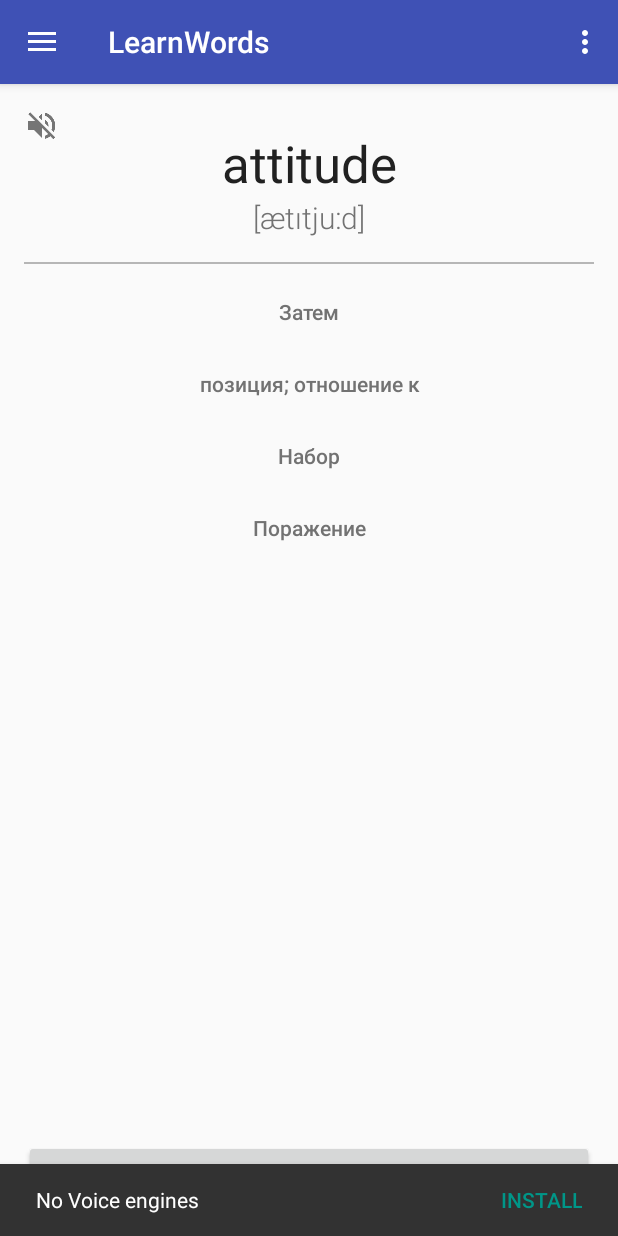
After one commit to tepikin/LearnWordsAndroid, an Android app: the fragment CheckTranslateFragment placed in its activity, on a phone screen of 412 x 824 dp. The commit adds this screen. Run offline under Robolectric (Android 15) with nearby library versions, the phone set to English and light mode, and no system bars.

Commit message:
Check words translate added

```diff
--- a/app/src/main/java/ru/lazard/learnwords/model/Model.java
+++ b/app/src/main/java/ru/lazard/learnwords/model/Model.java
@@ -24,6 +24,7 @@ public class Model {
         return instance;
     }
 
+
     public static <T> List<T> getRandomSubItems(int count, List<T> list) {
         if (list == null) return null;
         if (count <= 0) return new ArrayList<>();
@@ -43,7 +44,10 @@ public class Model {
     }
 
     public Word getRandomWordForLearning() {
-        List<Word> wordsWithStatus = getWordsWithStatus(1);
+        return getRandomWordByStatus(1);
+    }
+    public Word getRandomWordByStatus(int status) {
+        List<Word> wordsWithStatus = getWordsWithStatus(status);
         if (wordsWithStatus.size() <= 0) return null;
         int randomInt = Utils.randomInt(wordsWithStatus.size());
         return wordsWithStatus.get(randomInt);
--- a/app/src/main/java/ru/lazard/learnwords/ui/activities/main/MainActivity.java
+++ b/app/src/main/java/ru/lazard/learnwords/ui/activities/main/MainActivity.java
@@ -17,9 +17,10 @@ import android.view.MenuItem;
 import ru.lazard.learnwords.R;
 import ru.lazard.learnwords.speach.TTS;
 import ru.lazard.learnwords.ui.BaseActivity;
-import ru.lazard.learnwords.ui.fragments.repeat.RepeatWordsFragment;
+import ru.lazard.learnwords.ui.fragments.checkTranslate.CheckTranslateFragment;
 import ru.lazard.learnwords.ui.fragments.learn.LearnFragment;
 import ru.lazard.learnwords.ui.fragments.preferences.SettingsFragment;
+import ru.lazard.learnwords.ui.fragments.repeat.RepeatWordsFragment;
 import ru.lazard.learnwords.ui.fragments.wordsList.WordsListFragment;
 import ru.lazard.learnwords.ui.navigator.BackArrowController;
 import ru.lazard.learnwords.utils.Utils;
@@ -115,6 +116,8 @@ public class MainActivity extends BaseActivity
             addFragment(new LearnFragment(), true);
         } else if (id == R.id.nav_repeatWords) {
             addFragment(new RepeatWordsFragment(), true);
+        } else if (id == R.id.nav_checkTranslate) {
+            addFragment(new CheckTranslateFragment(), true);
         } else if (id == R.id.nav_settings) {
             addFragment(new SettingsFragment(), true);
         } else if (id == R.id.nav_wordsList) {
--- /dev/null
+++ b/app/src/main/java/ru/lazard/learnwords/ui/fragments/checkTranslate/CheckTranslateFragment.java
@@ -0,0 +1,176 @@
+package ru.lazard.learnwords.ui.fragments.checkTranslate;
+
+import android.os.Bundle;
+import android.support.annotation.Nullable;
+import android.support.v4.app.Fragment;
+import android.support.v7.widget.AppCompatButton;
+import android.text.TextUtils;
+import android.view.LayoutInflater;
+import android.view.Menu;
+import android.view.MenuInflater;
+import android.view.View;
+import android.view.ViewGroup;
+import android.widget.ImageView;
+import android.widget.TextView;
+
+import java.util.List;
+
+import ru.lazard.learnwords.R;
+import ru.lazard.learnwords.model.Word;
+import ru.lazard.learnwords.ui.activities.main.MainActivity;
+
+/**
+ * Created by Egor on 02.06.2016.
+ */
+public class CheckTranslateFragment extends Fragment implements View.OnClickListener {
+    public enum State {start, fail}
+
+    private View nextView;
+    private CheckTranslatePresenter presenter;
+    private ImageView soundView;
+    private TextView transcriptionView;
+    private View unknownView;
+    private AppCompatButton[] variantViews;
+    private TextView wordView;
+
+    @Override
+    public void onClick(View v) {
+        if (soundView == v) {
+            presenter.onSoundViewClick();
+        }
+        if (nextView == v) {
+            presenter.onNextViewClick();;
+        }
+        if (unknownView== v) {
+            presenter.onUnknownViewClick();
+        }
+        for (int i = 0; i < variantViews.length; i++) {
+            if (variantViews[i]==v){
+                presenter.onVariantViewClick(i);
+            }
+        }
+    }
+
+    @Override
+    public void onCreate(@Nullable Bundle savedInstanceState) {
+        super.onCreate(savedInstanceState);
+        setHasOptionsMenu(true);
+    }
+
+    @Override
+    public void onCreateOptionsMenu(Menu menu, MenuInflater inflater) {
+        inflater.inflate(R.menu.main2, menu);
+        super.onCreateOptionsMenu(menu, inflater);
+    }
+
+    public AppCompatButton[] getVariantViews() {
+        return variantViews;
+    }
+
+    @Nullable
+    @Override
+    public View onCreateView(LayoutInflater inflater, @Nullable ViewGroup container, @Nullable Bundle savedInstanceState) {
+
+        View view = super.onCreateView(inflater, container, savedInstanceState);
+
+        if (view == null) {
+            view = LayoutInflater.from(getContext()).inflate(R.layout.fragment_check_translate, container, false);
+            wordView = (TextView) view.findViewById(R.id.word);
+            transcriptionView = (TextView) view.findViewById(R.id.transcription);
+            soundView = (ImageView) view.findViewById(R.id.sound);
+            nextView = (View) view.findViewById(R.id.next);
+            unknownView = (View) view.findViewById(R.id.unknown);
+
+            AppCompatButton variantView1 = (AppCompatButton) view.findViewById(R.id.variant1);
+            AppCompatButton variantView2 = (AppCompatButton) view.findViewById(R.id.variant2);
+            AppCompatButton variantView3 = (AppCompatButton) view.findViewById(R.id.variant3);
+            AppCompatButton variantView4 = (AppCompatButton) view.findViewById(R.id.variant4);
+            variantViews = new AppCompatButton[]{variantView1, variantView2, variantView3, variantView4};
+
+            soundView.setOnClickListener(this);
+            nextView.setOnClickListener(this);
+            unknownView.setOnClickListener(this);
+            for (AppCompatButton variantView : variantViews) {
+                variantView.setOnClickListener(this);
+            }
+
+
+            if (presenter == null) {
+                presenter = new CheckTranslatePresenter(this);
+            }
+        }
+        return view;
+    }
+
+    @Override
+    public void onDestroy() {
+        super.onDestroy();
+        if (presenter != null) {
+            presenter.onDestroy();
+        }
+    }
+
+    @Override
+    public void onResume() {
+        super.onResume();
+        ((MainActivity) getActivity()).getFloatingActionButton().hide();
+        ((MainActivity) getActivity()).setSelectedNavigationMenu(R.id.nav_checkTranslate);
+        presenter.onResume();
+    }
+
+    ;
+
+    public void setSoundEnable(boolean isReadWords) {
+        soundView.setImageResource(isReadWords ? R.drawable.ic_volume_up_grey600_24dp : R.drawable.ic_volume_off_grey600_24dp);
+    }
+
+    public void showWord(Word randomWord, State state, List<Word> variants, int rightVariant, int choice) {
+        if (randomWord == null) {
+            randomWord = new Word("No words selected", "Выбирите слова для изучения");
+        }
+
+        String transcription = TextUtils.isEmpty(randomWord.getTranscription()) ? "" : ("[" + randomWord.getTranscription() + "]");
+        setNotNullText(wordView, randomWord.getWord());
+        setNotNullText(transcriptionView, transcription);
+        for (View variantView : variantViews) {
+            variantView.setVisibility(View.GONE);
+        }
+        nextView.setVisibility(View.GONE);
+        unknownView.setVisibility(View.GONE);
+
+        for (int i = 0; i < variants.size()&&i < variantViews.length; i++) {
+            variantViews[i].setVisibility(View.VISIBLE);
+            variantViews[i].setText(variants.get(i).getTranslate());
+            variantViews[i].setTextColor(getResources().getColor(R.color.colorSecondaryText));
+        }
+
+
+
+        if (State.start == state) {
+            unknownView.setVisibility(View.VISIBLE);
+            for (int i = 0; i < variants.size()&&i < variantViews.length; i++) {
+                variantViews[i].clearAnimation();
+            }
+        }
+        if (State.fail == state) {
+            if (rightVariant>=0&&rightVariant<=variantViews.length) {
+                variantViews[rightVariant].setTextColor(getResources().getColor(R.color.colorGreen));
+            }
+            if (choice>=0&&choice<=variantViews.length) {
+                variantViews[choice].setTextColor(getResources().getColor(R.color.colorRed));
+
+            }
+
+            nextView.setVisibility(View.VISIBLE);
+        }
+
+    }
+
+    private void setNotNullText(TextView textView, String text) {
+        if (TextUtils.isEmpty(text)) {
+            textView.setText("");
+        } else {
+            textView.setText(text);
+        }
+    }
+}
--- /dev/null
+++ b/app/src/main/java/ru/lazard/learnwords/ui/fragments/checkTranslate/CheckTranslatePresenter.java
@@ -0,0 +1,136 @@
+package ru.lazard.learnwords.ui.fragments.checkTranslate;
+
+import android.content.Context;
+import android.support.v4.app.Fragment;
+import android.support.v4.app.FragmentManager;
+
+import java.util.ArrayList;
+import java.util.List;
+import java.util.Locale;
+
+import ru.lazard.learnwords.db.DAO;
+import ru.lazard.learnwords.model.Model;
+import ru.lazard.learnwords.model.Word;
+import ru.lazard.learnwords.speach.TTS;
+import ru.lazard.learnwords.ui.activities.main.MainActivity;
+import ru.lazard.learnwords.ui.fragments.checkTranslate.CheckTranslateFragment.State;
+import ru.lazard.learnwords.ui.fragments.preferences.Settings;
+import ru.lazard.learnwords.utils.Utils;
+
+
+public class CheckTranslatePresenter implements FragmentManager.OnBackStackChangedListener {
+    private final CheckTranslateFragment fragment;
+    private final Context context;
+    private int choicedVariant = -1;
+    private Word randomWord;
+    private int rightVariant = -1;
+    private Settings settings;
+    private State state = State.start;
+    private List<Word> variants = new ArrayList<>();
+
+    public CheckTranslatePresenter(CheckTranslateFragment mainActivity) {
+        this.fragment = mainActivity;
+        context = fragment.getContext();
+        settings = new Settings(context);
+        fragment.getActivity().getSupportFragmentManager().addOnBackStackChangedListener(this);
+    }
+
+    public void doStep() {
+        state = State.start;
+        randomWord = Model.getInstance().getRandomWordForLearning();
+        int variantsLength = fragment.getVariantViews().length;
+        variants = Model.getRandomSubItems(variantsLength, Model.getInstance().getWords());
+        rightVariant= Utils.randomInt(variants.size());
+        variants.set(rightVariant,randomWord);
+        choicedVariant=-1;
+        fragment.showWord(randomWord, state, variants, rightVariant, choicedVariant);
+        if (settings.isReadWords() && randomWord != null) {
+            getTts().speak(randomWord.getWord(), settings.speedReadWords(), Locale.ENGLISH, null);
+        }
+    }
+
+
+    @Override
+    public void onBackStackChanged() {
+        if (fragment == null) return;
+        List<Fragment> fragments = fragment.getActivity().getSupportFragmentManager().getFragments();
+        if (fragments != null && fragments.size() > 0) {
+            Fragment topFragment = fragments.get(fragments.size() - 1);
+            if (topFragment != fragment) {
+                getTts().stop();
+            }
+        }
+    }
+
+    public void onDestroy() {
+        getTts().stop();
+        fragment.getActivity().getSupportFragmentManager().removeOnBackStackChangedListener(this);
+    }
+
+    public void onNextViewClick() {
+        if (randomWord == null) return;
+        if (state == State.start) {
+            doStep();
+        } else if (state == State.fail) {
+            doStep();
+        }
+    }
+
+    public void onResume() {
+        restoreState();
+    }
+
+    public void onSoundViewClick() {
+        boolean isReadWords = !settings.isReadWords();
+        settings.setReadWords(isReadWords);
+        fragment.setSoundEnable(isReadWords);
+        getTts().stop();
+    }
+
+    public void onUnknownViewClick() {
+        if (randomWord == null) return;
+        if (state == State.start) {
+            state = State.fail;
+            fragment.showWord(randomWord, state, variants, rightVariant, choicedVariant);
+            if (settings.isReadWords() && settings.isReadTranslate()) {
+                getTts().speak(randomWord.getTranslate(), settings.speedReadTranslate(), Locale.getDefault(), null);
+            }
+        } else if (state == State.fail) {
+            doStep();
+        }
+    }
+
+    public void onVariantViewClick(int choice) {
+        if (randomWord == null) return;
+        if (state == State.start) {
+            choicedVariant = choice;
+            if (choicedVariant == rightVariant) {
+                randomWord.setStatus(Word.STATUS_CHECK_2);
+                DAO.setStatusForWord(randomWord.getId(), Word.STATUS_CHECK_2);
+                doStep();
+                return;
+            } else {
+                state = State.fail;
+                fragment.showWord(randomWord, state, variants, rightVariant, choicedVariant);
+                if (settings.isReadWords() && settings.isReadTranslate()) {
+                    getTts().speak(randomWord.getTranslate(), settings.speedReadTranslate(), Locale.getDefault(), null);
+                }
+            }
+        } else if (state == State.fail) {
+            doStep();
+        }
+    }
+
+    public void restoreState() {
+        fragment.setSoundEnable(settings.isReadWords());
+        if (randomWord == null) {
+            doStep();
+            return;
+        }
+        fragment.showWord(randomWord, state,variants,rightVariant,choicedVariant);
+    }
+
+    private TTS getTts() {
+        return ((MainActivity) context).getTts();
+    }
+}
--- a/app/src/main/java/ru/lazard/learnwords/ui/fragments/repeat/RepeatWordsFragment.java
+++ b/app/src/main/java/ru/lazard/learnwords/ui/fragments/repeat/RepeatWordsFragment.java
@@ -1,6 +1,5 @@
 package ru.lazard.learnwords.ui.fragments.repeat;
 
-import android.graphics.Color;
 import android.os.Bundle;
 import android.support.annotation.Nullable;
 import android.support.v4.app.Fragment;
@@ -74,7 +73,7 @@ public class RepeatWordsFragment extends Fragment implements View.OnClickListene
         View view = super.onCreateView(inflater, container, savedInstanceState);
 
         if (view == null) {
-            view = LayoutInflater.from(getContext()).inflate(R.layout.fragment_check, container, false);
+            view = LayoutInflater.from(getContext()).inflate(R.layout.fragment_repate, container, false);
             baseLayout = view.findViewById(R.id.base_layout);
             wordView = (TextView) view.findViewById(R.id.word);
             transcriptionView = (TextView) view.findViewById(R.id.transcription);
@@ -147,14 +146,14 @@ public class RepeatWordsFragment extends Fragment implements View.OnClickListene
             nextApplyView.setVisibility(View.VISIBLE);
             translateLayout.setVisibility(View.VISIBLE);
             translateIcon.setSelected(true);
-            translateIcon.setColorFilter(Color.parseColor("#00E52A"));
+            translateIcon.setColorFilter(getResources().getColor(R.color.colorGreen));
         }
         if (State.fail == state) {
             applyView.setVisibility(View.VISIBLE);
             nextCancelView.setVisibility(View.VISIBLE);
             translateLayout.setVisibility(View.VISIBLE);
             translateIcon.setSelected(false);
-            translateIcon.setColorFilter(Color.parseColor("#FF0030"));
+            translateIcon.setColorFilter(getResources().getColor(R.color.colorRed));
         }
     }
 
--- /dev/null
+++ b/app/src/main/res/layout/fragment_check_translate.xml
@@ -0,0 +1,139 @@
+<?xml version="1.0" encoding="utf-8"?>
+<android.support.v4.widget.NestedScrollView
+    xmlns:android="http://schemas.android.com/apk/res/android"
+    xmlns:app="http://schemas.android.com/apk/res-auto"
+    xmlns:tools="http://schemas.android.com/tools"
+    android:layout_width="match_parent"
+    android:layout_height="match_parent"
+    android:fillViewport="true">
+
+    <FrameLayout
+        android:id="@+id/base_layout"
+        android:layout_width="match_parent"
+        android:layout_height="match_parent"
+        android:background="@drawable/bg_main_activity"
+        android:keepScreenOn="true"
+        android:orientation="vertical"
+        tools:context=".ui.activities.main.MainActivity">
+
+
+        <android.support.v7.widget.LinearLayoutCompat
+            android:layout_width="match_parent"
+            android:layout_height="match_parent"
+            android:keepScreenOn="true"
+            android:orientation="vertical"
+            >
+
+            <android.support.v7.widget.AppCompatTextView
+                android:id="@+id/word"
+                android:layout_width="match_parent"
+                android:layout_height="wrap_content"
+                android:layout_marginTop="30dp"
+                android:gravity="center_horizontal|bottom"
+                android:paddingLeft="16dp"
+                android:paddingRight="16dp"
+                android:text="Hello World!"
+                android:textAppearance="@style/TextAppearance.AppCompat.Display1"
+                android:textColor="@color/colorPrimaryText"/>
+
+            <android.support.v7.widget.AppCompatTextView
+                android:id="@+id/transcription"
+                android:layout_width="match_parent"
+                android:layout_height="wrap_content"
+                android:fontFamily="sans-serif-light"
+                android:gravity="center_horizontal|top"
+                android:paddingLeft="16dp"
+                android:paddingRight="16dp"
+                android:text="[Hello World!]"
+                android:textAppearance="@style/TextAppearance.AppCompat.Title"
+                android:textColor="@color/colorSecondaryText"/>
+<View
+    android:layout_width="match_parent"
+    android:layout_marginTop="16dp"
+    android:layout_marginBottom="8dp"
+    android:layout_height="1dp" android:layout_marginLeft="16dp" android:layout_marginRight="16dp"
+    android:background="@color/colorDivider"/>
+            <android.support.v7.widget.AppCompatButton
+                android:id="@+id/variant1"
+                style="@style/Widget.AppCompat.Button.Borderless"
+                android:layout_width="match_parent"
+                android:layout_height="wrap_content"
+                android:layout_marginLeft="16dp"
+                android:layout_marginRight="16dp"
+                android:text="var1"
+                android:textAllCaps="false"/>
+
+            <android.support.v7.widget.AppCompatButton
+                android:id="@+id/variant2"
+                style="@style/Widget.AppCompat.Button.Borderless"
+                android:layout_width="match_parent"
+                android:layout_height="wrap_content"
+                android:layout_marginLeft="16dp"
+                android:layout_marginRight="16dp"
+                android:text="var1"
+                android:textAllCaps="false"/>
+
+            <android.support.v7.widget.AppCompatButton
+                android:id="@+id/variant3"
+                style="@style/Widget.AppCompat.Button.Borderless"
+                android:layout_width="match_parent"
+                android:layout_height="wrap_content"
+                android:layout_marginLeft="16dp"
+                android:layout_marginRight="16dp"
+                android:text="var1"
+                android:textAllCaps="false"/>
+
+            <android.support.v7.widget.AppCompatButton
+                android:id="@+id/variant4"
+                style="@style/Widget.AppCompat.Button.Borderless"
+                android:layout_width="match_parent"
+                android:layout_height="wrap_content"
+                android:layout_marginLeft="16dp"
+                android:layout_marginRight="16dp"
+                android:text="var1"
+                android:textAllCaps="false"/>
+
+            <View
+                android:layout_width="1dp"
+                android:layout_height="0dp"
+                android:layout_weight="1"/>
+
+            <Button
+                android:id="@+id/unknown"
+                android:layout_width="match_parent"
+                android:layout_height="wrap_content"
+                android:layout_marginBottom="16dp"
+                android:layout_marginLeft="16dp"
+                android:layout_marginRight="16dp"
+                android:text="@string/checkTranslate_button_unknown"
+                android:textAllCaps="false"/>
+
+            <Button
+                android:id="@+id/next"
+                android:layout_width="match_parent"
+                android:layout_height="wrap_content"
+                android:layout_marginBottom="16dp"
+                android:layout_marginLeft="16dp"
+                android:layout_marginRight="16dp"
+                android:text="@string/checkTranslate_button_next"
+                android:textAllCaps="false"/>
+
+        </android.support.v7.widget.LinearLayoutCompat>
+
+
+        <android.support.v7.widget.AppCompatImageView
+            android:id="@+id/sound"
+            style="@style/Base.Widget.AppCompat.CompoundButton.CheckBox"
+            android:layout_width="wrap_content"
+            android:layout_height="wrap_content"
+            android:layout_gravity="top|left"
+            android:button="@drawable/ic_volume_up_grey600_24dp"
+            android:buttonTint="@color/colorSecondaryText"
+            android:padding="16dp"
+            android:scaleType="centerInside"
+            android:src="@drawable/ic_volume_up_grey600_24dp"
+            android:text=""
+            app:buttonTint="@color/colorSecondaryText"/>
+
+    </FrameLayout>
+</android.support.v4.widget.NestedScrollView>
--- a/app/src/main/res/menu/activity_main2_drawer.xml
+++ b/app/src/main/res/menu/activity_main2_drawer.xml
@@ -10,6 +10,10 @@
             android:id="@+id/nav_repeatWords"
             android:icon="@drawable/ic_repeat_black_24dp"
             android:title="@string/navigation_menu_repeatWords"/>
+        <item
+            android:id="@+id/nav_checkTranslate"
+            android:icon="@drawable/ic_translate_black_24dp"
+            android:title="@string/navigation_menu_checkTranslate"/>
         <item
             android:id="@+id/nav_wordsList"
             android:icon="@drawable/ic_list_black_24dp"
--- a/app/src/main/res/values/colors.xml
+++ b/app/src/main/res/values/colors.xml
@@ -7,6 +7,8 @@
     <color name="colorPrimaryText">#212121</color>
     <color name="colorSecondaryText">#727272</color>
     <color name="colorDivider">#B6B6B6</color>
+    <color name="colorRed">#ff0030</color>
+    <color name="colorGreen">#00E52A</color>
 
     <color name="black_overlay">#66000000</color>
 </resources>
--- a/app/src/main/res/values/strings.xml
+++ b/app/src/main/res/values/strings.xml
@@ -22,6 +22,7 @@
     <string name="navigation_menu_wordsList">List of words</string>
     <string name="navigation_menu_learnWords">Learn words</string>
     <string name="navigation_menu_repeatWords">Repeat words</string>
+    <string name="navigation_menu_checkTranslate">Check translate</string>
 
 
     <!-- WordsList screen -->
@@ -91,6 +92,9 @@
     <!-- LearnWords screen -->
     <string name="learnWords_button_iKnowWord">I know this word</string>
 
+    <!-- Check Translate screen -->
+    <string name="checkTranslate_button_unknown">UNKNOWN</string>
+    <string name="checkTranslate_button_next">NEXT</string>
 
 
 
```
Also changed, not shown: app/src/main/res/drawable-hdpi/ic_translate_black_24dp.png (added), app/src/main/res/drawable-mdpi/ic_translate_black_24dp.png (added), app/src/main/res/drawable-xhdpi/ic_translate_black_24dp.png (added), app/src/main/res/drawable-xxhdpi/ic_translate_black_24dp.png (added), app/src/main/res/drawable-xxxhdpi/ic_translate_black_24dp.png (added), app/src/main/res/layout/fragment_repate.xml (renamed from app/src/main/res/layout/fragment_check.xml).
